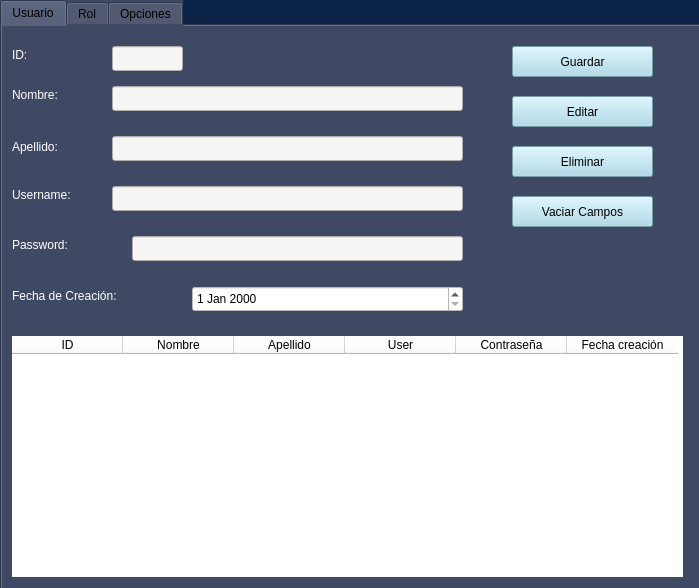
The window that Proyecto/Interfaces/Seguridad.ui (EdCenten0/MAPA-Python) describes before a commit, drawn with Qt 5.
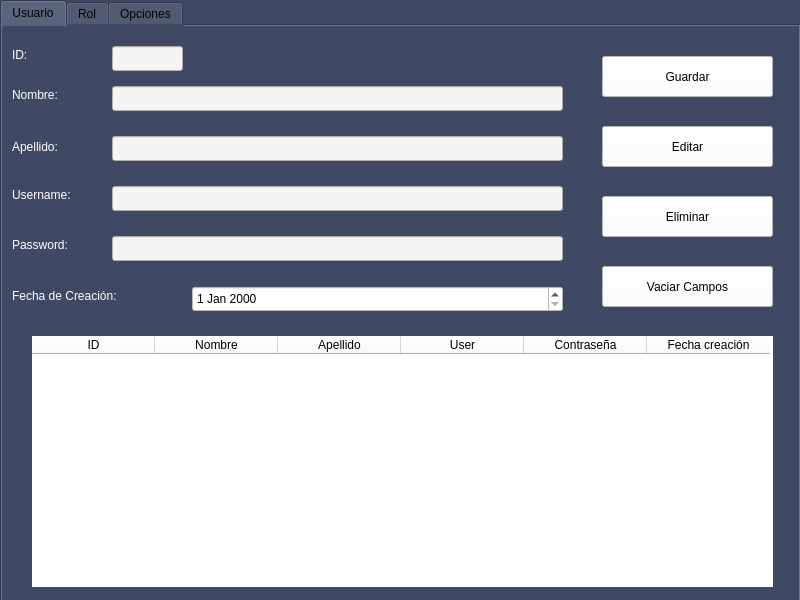
The same window after the commit.

Commit message: Actualizando ventana de seguridad según los estándares del grupo

What changed in the file:
```diff
--- a/Proyecto/Interfaces/Seguridad.ui
+++ b/Proyecto/Interfaces/Seguridad.ui
@@ -6,15 +6,16 @@
    <rect>
     <x>0</x>
     <y>0</y>
-    <width>699</width>
-    <height>588</height>
+    <width>800</width>
+    <height>600</height>
    </rect>
   </property>
   <property name="windowTitle">
    <string>Principal</string>
   </property>
   <property name="styleSheet">
-   <string notr="true">background-color: rgb(11, 36, 71);</string>
+   <string notr="true">
+background-color: rgb(63, 73, 100);</string>
   </property>
   <widget class="QWidget" name="centralwidget">
    <widget class="QTabWidget" name="tabWidget">
@@ -22,8 +23,8 @@
      <rect>
       <x>0</x>
       <y>0</y>
-      <width>701</width>
-      <height>591</height>
+      <width>801</width>
+      <height>631</height>
      </rect>
     </property>
     <property name="minimumSize">
@@ -54,10 +55,10 @@
      <widget class="QTableWidget" name="tb_Usuario">
       <property name="geometry">
        <rect>
-        <x>10</x>
+        <x>30</x>
         <y>310</y>
-        <width>671</width>
-        <height>241</height>
+        <width>741</width>
+        <height>251</height>
        </rect>
       </property>
       <property name="cursor" stdset="0">
@@ -73,7 +74,7 @@
        <enum>QAbstractScrollArea::AdjustToContents</enum>
       </property>
       <attribute name="horizontalHeaderDefaultSectionSize">
-       <number>111</number>
+       <number>123</number>
       </attribute>
       <attribute name="verticalHeaderDefaultSectionSize">
        <number>25</number>
@@ -200,14 +201,14 @@
      <widget class="QPushButton" name="bt_Guardar_Usuario">
       <property name="geometry">
        <rect>
-        <x>510</x>
-        <y>20</y>
-        <width>141</width>
-        <height>31</height>
+        <x>600</x>
+        <y>30</y>
+        <width>171</width>
+        <height>41</height>
        </rect>
       </property>
       <property name="styleSheet">
-       <string notr="true">background-color: rgb(165, 215, 232);</string>
+       <string notr="true">background-color: rgb(255, 255, 255);</string>
       </property>
       <property name="text">
        <string>Guardar</string>
@@ -216,14 +217,14 @@
      <widget class="QPushButton" name="bt_Editar_Usuario">
       <property name="geometry">
        <rect>
-        <x>510</x>
-        <y>70</y>
-        <width>141</width>
-        <height>31</height>
+        <x>600</x>
+        <y>100</y>
+        <width>171</width>
+        <height>41</height>
        </rect>
       </property>
       <property name="styleSheet">
-       <string notr="true">background-color: rgb(165, 215, 232);</string>
+       <string notr="true">background-color: rgb(255, 255, 255);</string>
       </property>
       <property name="text">
        <string>Editar</string>
@@ -232,30 +233,30 @@
      <widget class="QPushButton" name="bt_Eliminar_Usuario">
       <property name="geometry">
        <rect>
-        <x>510</x>
-        <y>120</y>
-        <width>141</width>
-        <height>31</height>
-       </rect>
-      </property>
-      <property name="styleSheet">
-       <string notr="true">background-color: rgb(165, 215, 232);</string>
-      </property>
-      <property name="text">
-       <string>Eliminar</string>
-      </property>
-     </widget>
-     <widget class="QPushButton" name="bt_Vaciar_Usuario">
-      <property name="geometry">
-       <rect>
-        <x>510</x>
+        <x>600</x>
         <y>170</y>
-        <width>141</width>
-        <height>31</height>
+        <width>171</width>
+        <height>41</height>
        </rect>
       </property>
       <property name="styleSheet">
-       <string notr="true">background-color: rgb(165, 215, 232);</string>
+       <string notr="true">background-color: rgb(255, 255, 255);</string>
+      </property>
+      <property name="text">
+       <string>Eliminar</string>
+      </property>
+     </widget>
+     <widget class="QPushButton" name="bt_Vaciar_Usuario">
+      <property name="geometry">
+       <rect>
+        <x>600</x>
+        <y>240</y>
+        <width>171</width>
+        <height>41</height>
+       </rect>
+      </property>
+      <property name="styleSheet">
+       <string notr="true">background-color: rgb(255, 255, 255);</string>
       </property>
       <property name="text">
        <string>Vaciar Campos</string>
@@ -266,7 +267,7 @@
        <rect>
         <x>110</x>
         <y>60</y>
-        <width>351</width>
+        <width>451</width>
         <height>25</height>
        </rect>
       </property>
@@ -279,7 +280,7 @@
        <rect>
         <x>110</x>
         <y>110</y>
-        <width>351</width>
+        <width>451</width>
         <height>25</height>
        </rect>
       </property>
@@ -292,7 +293,7 @@
        <rect>
         <x>110</x>
         <y>160</y>
-        <width>351</width>
+        <width>451</width>
         <height>25</height>
        </rect>
       </property>
@@ -303,9 +304,9 @@
      <widget class="QLineEdit" name="line_Usuario_Password">
       <property name="geometry">
        <rect>
-        <x>130</x>
+        <x>110</x>
         <y>210</y>
-        <width>331</width>
+        <width>451</width>
         <height>25</height>
        </rect>
       </property>
@@ -321,7 +322,7 @@
        <rect>
         <x>190</x>
         <y>260</y>
-        <width>271</width>
+        <width>371</width>
         <height>26</height>
        </rect>
       </property>
```
Left out of the diff: 76 changed lines with no effect on the pictures.
